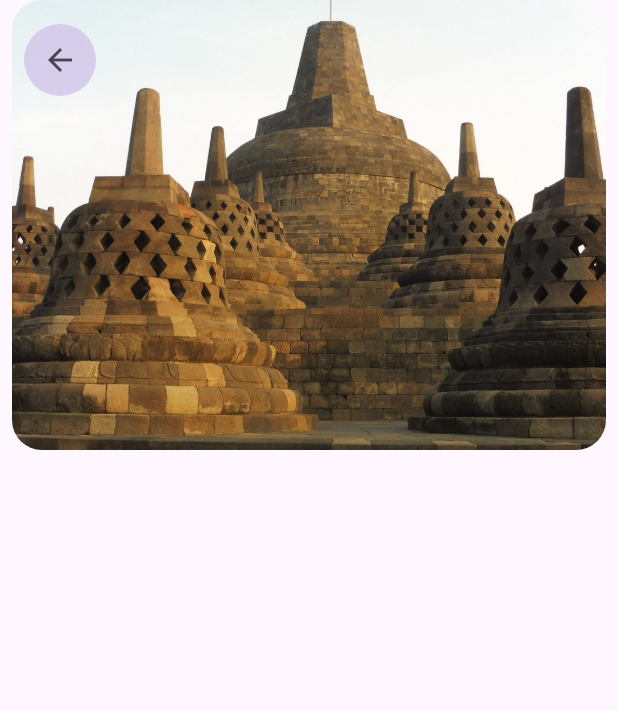
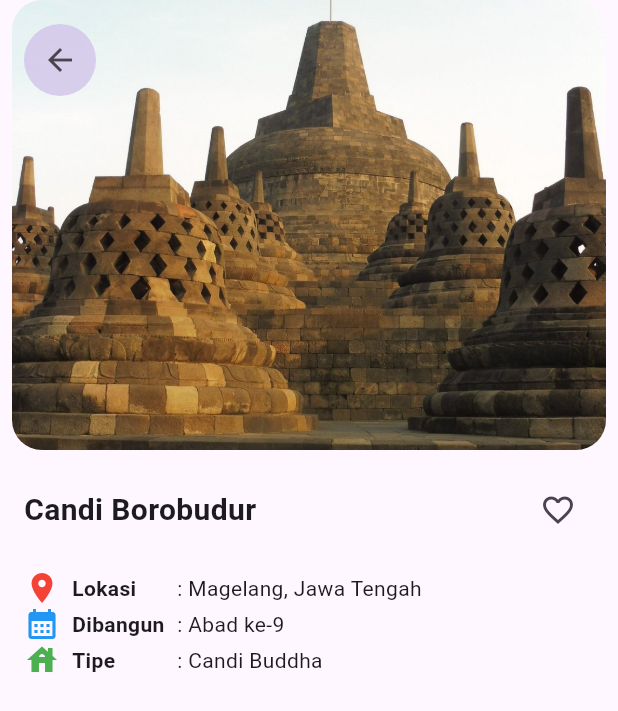
Before and after one commit to 2024-2025-Gasal-PABI-SI5B/project-wisata-candi-si5b-PatrickHavo, a Flutter app: the screen it shows after launch, on a phone screen of 412 x 824 dp. Shown: the top 711 px of the screen. Run offline on Flutter 3.47's test engine with Material 3 defaults, Android fonts, the phone set to English and light mode, and no system bars.

Commit message:
Update detail_screen.dart

```diff
--- a/wisata_candi/lib/screens/detail_screen.dart
+++ b/wisata_candi/lib/screens/detail_screen.dart
@@ -45,15 +45,91 @@ class DetailScreen extends StatelessWidget {
           ),
           //DETAIL INFO
           Padding(
-            padding: EdgeInsets.symmetric(horizontal: 16),
+            padding: const EdgeInsets.symmetric(horizontal: 16),
             child: Column(
               children: [
                 //Info Atas
+                const SizedBox(
+                  height: 16,
+                ),
+                Row(
+                  mainAxisAlignment: MainAxisAlignment.spaceBetween,
+                  children: [
+                    Text(
+                      candi.name,
+                      style: const TextStyle(
+                          fontSize: 20, fontWeight: FontWeight.bold),
+                    ),
+                    IconButton(
+                        onPressed: () {},
+                        icon: const Icon(Icons.favorite_border))
+                  ],
+                ),
                 //Info Tengah
+                const SizedBox(
+                  height: 16,
+                ),
+                Row(
+                  children: [
+                    const Icon(
+                      Icons.place,
+                      color: Colors.red,
+                    ),
+                    const SizedBox(
+                      width: 8,
+                    ),
+                    const SizedBox(
+                      width: 70,
+                      child: Text(
+                        'Lokasi',
+                        style: TextStyle(fontWeight: FontWeight.bold),
+                      ),
+                    ),
+                    Text(': ${candi.location}')
+                  ],
+                ),
+                Row(
+                  children: [
+                    const Icon(
+                      Icons.calendar_month,
+                      color: Colors.blue,
+                    ),
+                    const SizedBox(
+                      width: 8,
+                    ),
+                    const SizedBox(
+                      width: 70,
+                      child: Text(
+                        'Dibangun',
+                        style: TextStyle(fontWeight: FontWeight.bold),
+                      ),
+                    ),
+                    Text(': ${candi.built}')
+                  ],
+                ),
+                Row(
+                  children: [
+                    const Icon(
+                      Icons.house,
+                      color: Colors.green,
+                    ),
+                    const SizedBox(
+                      width: 8,
+                    ),
+                    const SizedBox(
+                      width: 70,
+                      child: Text(
+                        'Tipe',
+                        style: TextStyle(fontWeight: FontWeight.bold),
+                      ),
+                    ),
+                    Text(': ${candi.type}')
+                  ],
+                ),
                 //Info Bawah
               ],
             ),
-          )
+          ),
         ],
       ),
     );
```
